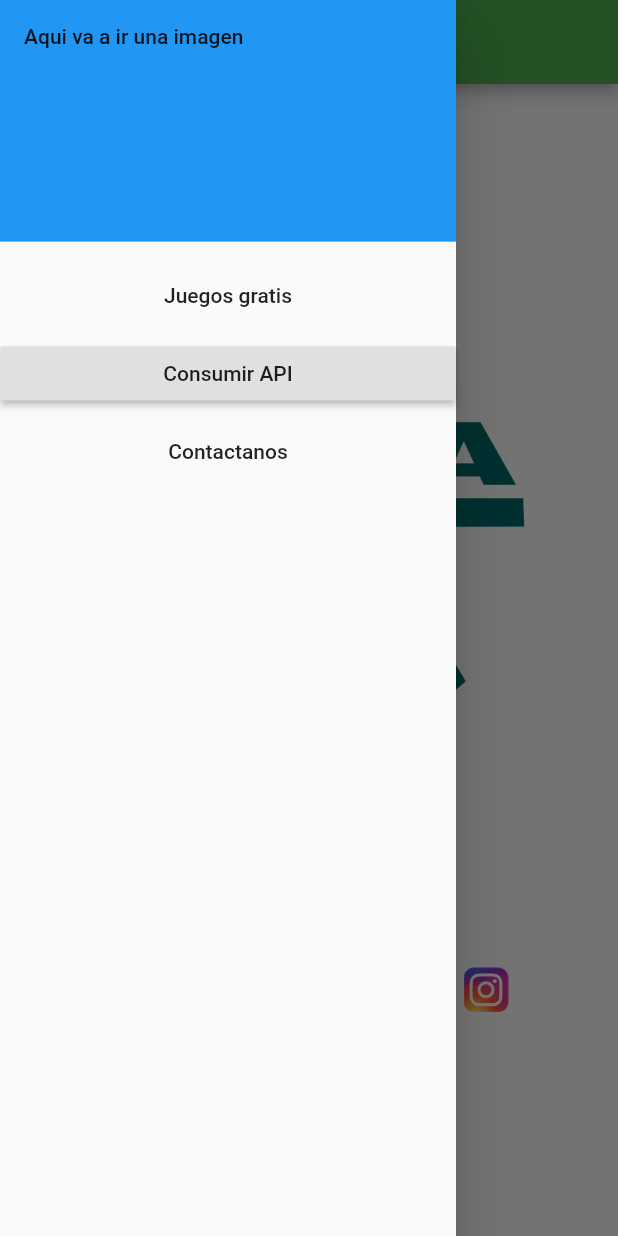
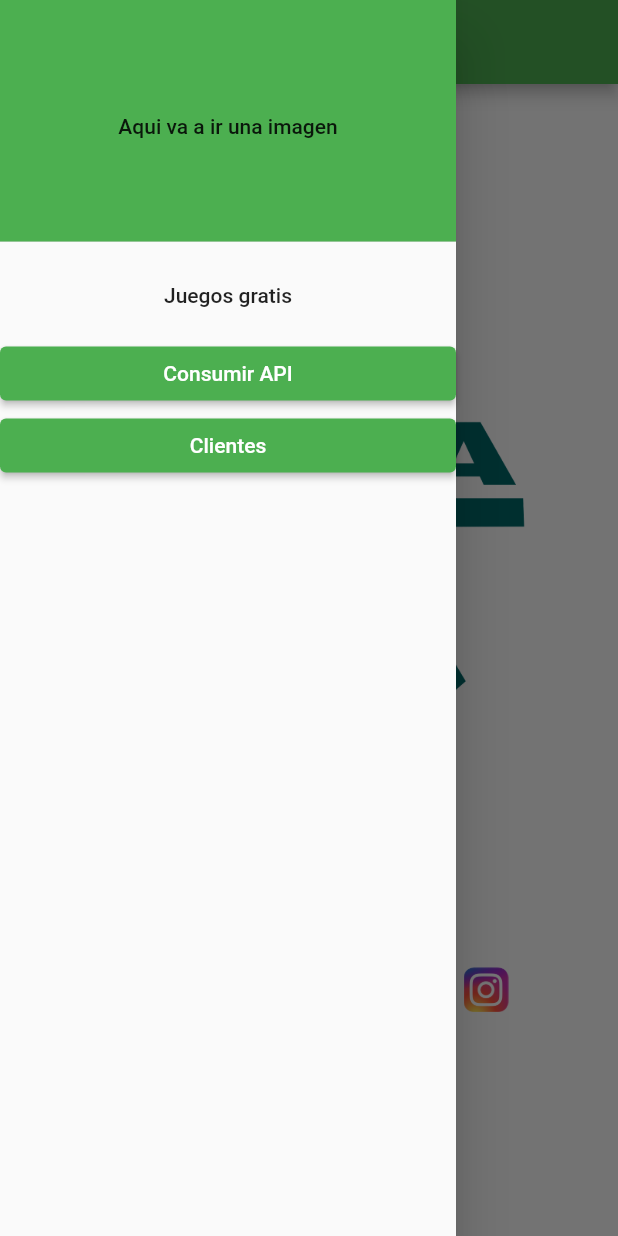
Before and after one commit to CarsOk/contenedores-KevinCastro01, a Flutter app: the screen it shows after launch, with the side drawer open, on a phone screen of 412 x 824 dp. Run offline on Flutter 3.47's test engine with Material 2 defaults, Android fonts, the phone set to English and light mode, and no system bars.

```diff
--- a/lib/pages/home_page.dart
+++ b/lib/pages/home_page.dart
@@ -1,5 +1,6 @@
 import 'package:flutter/material.dart';
 import 'package:flutter_application_1/pages/segunda_Pag.dart';
+import 'package:flutter_application_1/pages/tercera_Pag.dart';
 
 class MyHomePage extends StatelessWidget {
   @override
@@ -36,9 +37,9 @@ class MyHomePage extends StatelessWidget {
           children: <Widget>[
             DrawerHeader(
               decoration: BoxDecoration(
-                color: Colors.blue,
+                color: Colors.green,
               ),
-              child: Text('Aqui va a ir una imagen'),
+              child: Center(child: Text('Aqui va a ir una imagen')),
             ),
             ListTile(
               title: Center(child: Text('Juegos gratis')),
@@ -47,19 +48,28 @@ class MyHomePage extends StatelessWidget {
               },
             ),
             Container(
-              child: RaisedButton(
+              child: ElevatedButton(
                 child: Text('Consumir API'),
                 onPressed: () {
                   Navigator.push(context,
                       MaterialPageRoute(builder: (context) => SecondRoute()));
                 },
+                //style: ButtonStyle(
+                //backgroundColor: Colors.white,
+                //),
               ),
             ),
-            ListTile(
-              title: Center(child: Text('Contactanos')),
-              onTap: () {
-                Navigator.pop(context);
-              },
+            Container(
+              child: ElevatedButton(
+                child: Text('Clientes'),
+                onPressed: () {
+                  Navigator.push(context,
+                      MaterialPageRoute(builder: (context) => ThirdRoute()));
+                },
+                //style: ButtonStyle(
+                //backgroundColor: Colors.white,
+                //),
+              ),
             ),
           ],
         ),
--- a/lib/pages/segunda_Pag.dart
+++ b/lib/pages/segunda_Pag.dart
@@ -56,7 +56,7 @@ class SecondRoute extends StatelessWidget {
   }
 
   Future<Post> getInfo() async {
-    var uri = Uri.parse('https://jsonplaceholder.typicode.com/posts/10');
+    var uri = Uri.parse('https://jsonplaceholder.typicode.com/posts/20');
     final respuesta = await http.get(uri);
 
     if (respuesta.statusCode == 200) {
```
Also changed, not shown: lib/models/comment_model.dart (added, +41 -0 lines), lib/pages/tercera_Pag.dart (added, +68 -0 lines).
